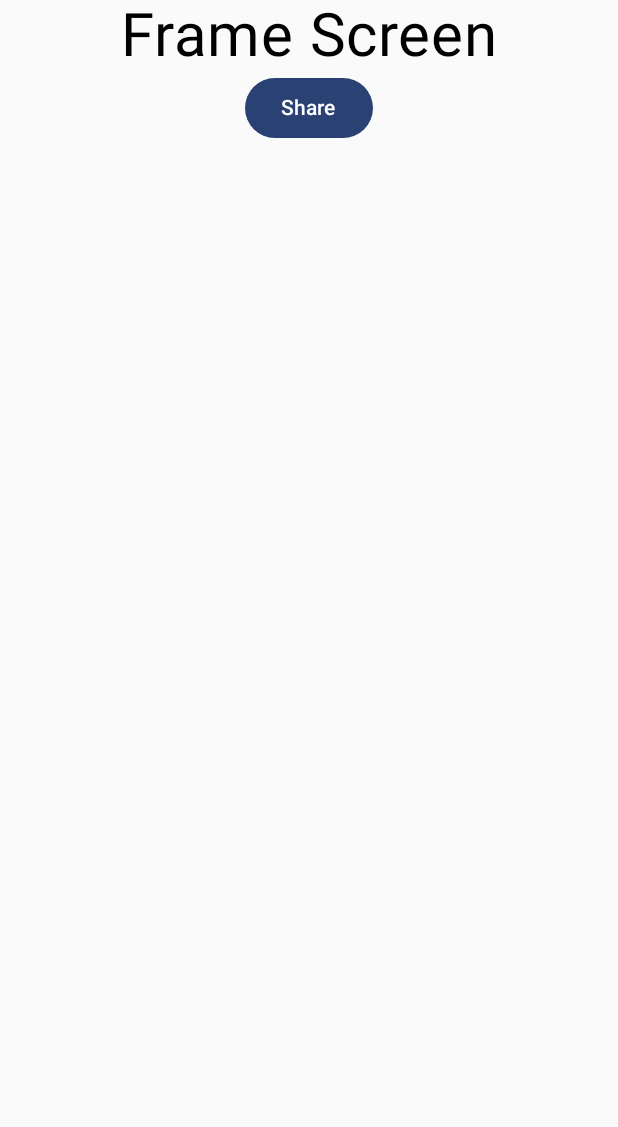
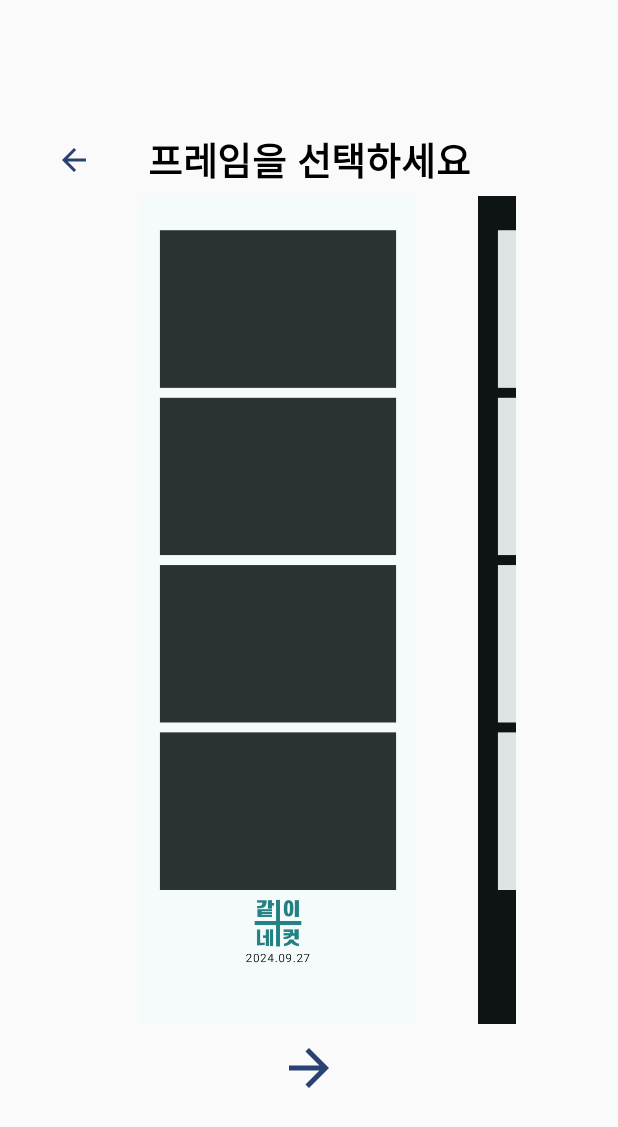
Before and after one commit to FoKE-Developers/FourCutTogether, an Android app built with Jetpack Compose: the SelectFrameScreen screen opened through its navigation route, on a phone screen of 412 x 824 dp. Shown: the top 1127 px of the screen. Run offline under Robolectric (Android 15) with nearby library versions, the light colour scheme and no system bars; our stand-ins replace Dagger/Hilt's generated code, constraintlayout-compose; 1 statement that could not run was skipped.

Commit message:
design SelectFrameScreen [#30]

```diff
--- a/presenter/src/main/java/com/foke/together/presenter/screen/SelectFrameScreen.kt
+++ b/presenter/src/main/java/com/foke/together/presenter/screen/SelectFrameScreen.kt
@@ -1,17 +1,32 @@
 package com.foke.together.presenter.screen
 
-import androidx.compose.foundation.layout.Column
+import androidx.compose.foundation.Image
+import androidx.compose.foundation.layout.PaddingValues
+import androidx.compose.foundation.layout.aspectRatio
 import androidx.compose.foundation.layout.fillMaxSize
-import androidx.compose.foundation.layout.fillMaxWidth
-import androidx.compose.material3.Button
+import androidx.compose.foundation.layout.size
+import androidx.compose.foundation.pager.HorizontalPager
+import androidx.compose.foundation.pager.PageSize
+import androidx.compose.foundation.pager.rememberPagerState
+import androidx.compose.material.icons.Icons
+import androidx.compose.material.icons.automirrored.filled.ArrowBack
+import androidx.compose.material.icons.automirrored.filled.ArrowForward
+import androidx.compose.material3.Icon
+import androidx.compose.material3.IconButton
 import androidx.compose.material3.MaterialTheme
 import androidx.compose.material3.Surface
 import androidx.compose.material3.Text
 import androidx.compose.runtime.Composable
 import androidx.compose.ui.Alignment
 import androidx.compose.ui.Modifier
+import androidx.compose.ui.res.painterResource
+import androidx.compose.ui.text.font.FontWeight
 import androidx.compose.ui.tooling.preview.Preview
+import androidx.compose.ui.unit.dp
 import androidx.compose.ui.unit.sp
+import androidx.constraintlayout.compose.ConstraintLayout
+import androidx.constraintlayout.compose.Dimension
+import com.foke.together.presenter.R
 import com.foke.together.presenter.ui.theme.FourCutTogetherTheme
 
 @Composable
@@ -19,13 +34,95 @@ fun SelectFrameScreen(
     navigateToMethod: () -> Unit,
     popBackStack: () -> Unit
 ) {
-    Column (
-        modifier = Modifier.fillMaxWidth(),
-        horizontalAlignment = Alignment.CenterHorizontally) {
-        Text("Frame Screen", fontSize = 40.sp)
+    FourCutTogetherTheme {
+        val pagerState = rememberPagerState {
+            3 // 총 페이지 수 설정
+        }
+        ConstraintLayout(
+            modifier = Modifier.fillMaxSize()
+        ) {
+            val (backKey, title, pager, frameSelectButton) = createRefs()
+            val topGuideLine = createGuidelineFromTop(0.1f)
+            val bottomGuideLine = createGuidelineFromBottom(0.1f)
+            val startGuideLine = createGuidelineFromStart(0.2f)
+            val endGuideLine = createGuidelineFromEnd(0.2f)
 
-        Button(onClick = navigateToMethod){
-            Text("Share")
+            IconButton(
+                onClick = { popBackStack() },
+                modifier = Modifier.constrainAs(backKey) {
+                    top.linkTo(topGuideLine)
+                    start.linkTo(parent.start)
+                    end.linkTo(title.start)
+                    bottom.linkTo(pager.top)
+                    height = Dimension.wrapContent
+                    width = Dimension.wrapContent
+                },
+            ) {
+                //
+                Icon(
+                    modifier = Modifier.size(24.dp),
+                    imageVector = Icons.AutoMirrored.Filled.ArrowBack,
+                    contentDescription = "backKey",
+                    tint = MaterialTheme.colorScheme.primary
+                )
+            }
+            Text(
+                text = "프레임을 선택하세요",
+                modifier = Modifier.constrainAs(title) {
+                    top.linkTo(topGuideLine)
+                    start.linkTo(startGuideLine)
+                    end.linkTo(endGuideLine)
+                    bottom.linkTo(pager.top)
+                },
+                fontWeight = FontWeight.Bold,
+                fontSize = 25.sp
+            )
+            HorizontalPager(
+                modifier = Modifier
+                    .constrainAs(pager) {
+                        top.linkTo(title.bottom)
+                        start.linkTo(startGuideLine)
+                        end.linkTo(endGuideLine)
+                        bottom.linkTo(frameSelectButton.top)
+                        width = Dimension.wrapContent
+                        height = Dimension.fillToConstraints
+                    }
+                    .aspectRatio(0.5f),
+                verticalAlignment = Alignment.Top,
+                state = pagerState,
+                pageSize = PageSize.Fill,
+                contentPadding = PaddingValues(
+                    start = 25.dp,
+                    end = 25.dp
+                )
+            ) { page ->
+                when(page){
+                    0 -> Image(painter = painterResource(id = R.drawable.fourcut_frame_medium_light), contentDescription = "fourcut_frame_medium_light")
+                    1 -> Image(painter = painterResource(id = R.drawable.fourcut_frame_medium_dark), contentDescription = "fourcut_frame_medium_dark")
+                    2 -> Image(painter = painterResource(id = R.drawable.maker_paire_frame), contentDescription = "maker_faire_frame")
+
+
+                }
+            }
+            IconButton(
+                onClick = { navigateToMethod() },
+                modifier = Modifier.constrainAs(frameSelectButton) {
+                    top.linkTo(pager.bottom)
+                    start.linkTo(startGuideLine)
+                    end.linkTo(endGuideLine)
+                    bottom.linkTo(bottomGuideLine)
+                    height = Dimension.wrapContent
+                    width = Dimension.wrapContent
+                },
+            ) {
+                //
+                Icon(
+                    modifier = Modifier.size(85.dp),
+                    imageVector = Icons.AutoMirrored.Filled.ArrowForward,
+                    contentDescription = "Camera Navigation Button Icon",
+                    tint = MaterialTheme.colorScheme.primary
+                )
+            }
         }
     }
 }
```
Also changed, not shown: presenter/src/main/res/drawable/fourcut_frame_high_dark.png (added), presenter/src/main/res/drawable/fourcut_frame_high_light.png (added), presenter/src/main/res/drawable/fourcut_frame_medium_dark.png (added), presenter/src/main/res/drawable/fourcut_frame_medium_light.png (added), presenter/src/main/res/drawable/maker_paire_frame.png (added).
